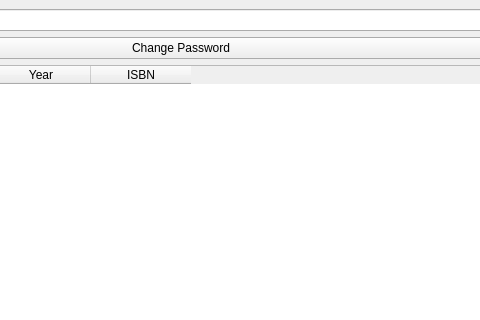
Old version of the form window/mainWindow/mainwindow.ui in the repository S-E-C-O/LMS; both pictures show x 319 to 799 and y 0 to 320 of the 1000 by 600 pixel window.
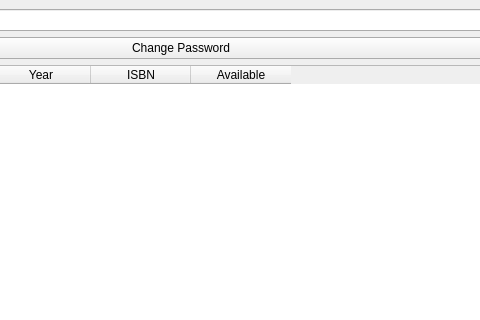
New version of the form.

Commit message: 添加了可用数量

```diff
--- a/window/mainWindow/mainwindow.ui
+++ b/window/mainWindow/mainwindow.ui
@@ -67,6 +67,11 @@
                                 <string>ISBN</string>
                             </property>
                         </column>
+                        <column>
+                            <property name="text">
+                                <string>Available</string>
+                            </property>
+                        </column>
                     </widget>
                 </item>
                 <item>
```
The commit also changes 1 other file.
